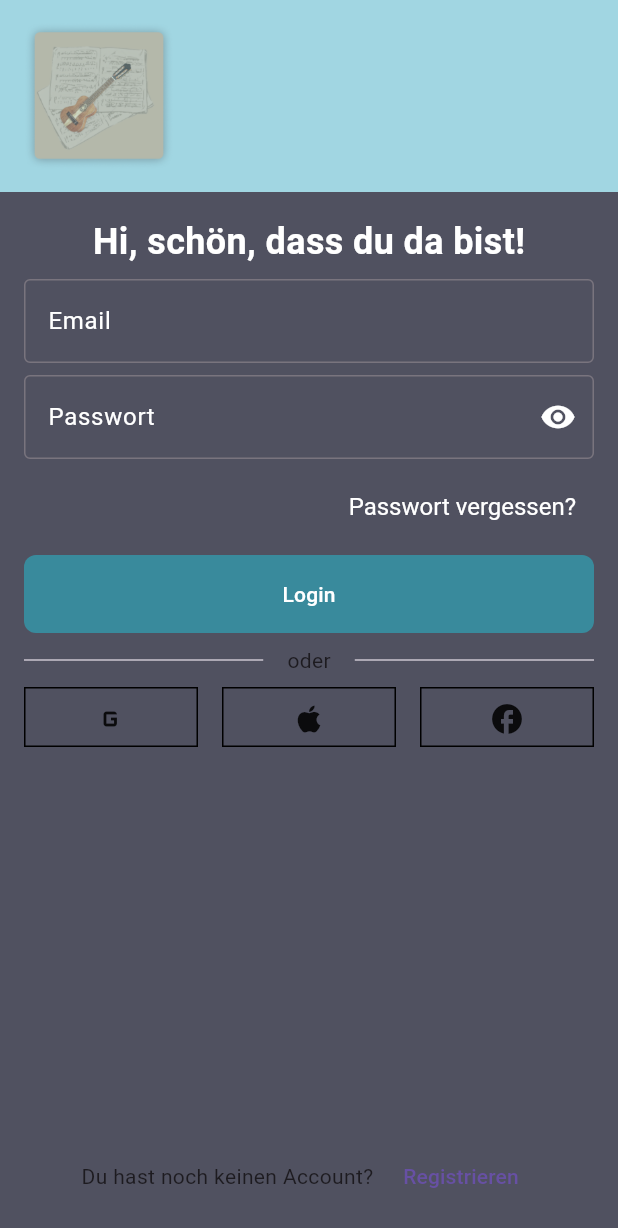
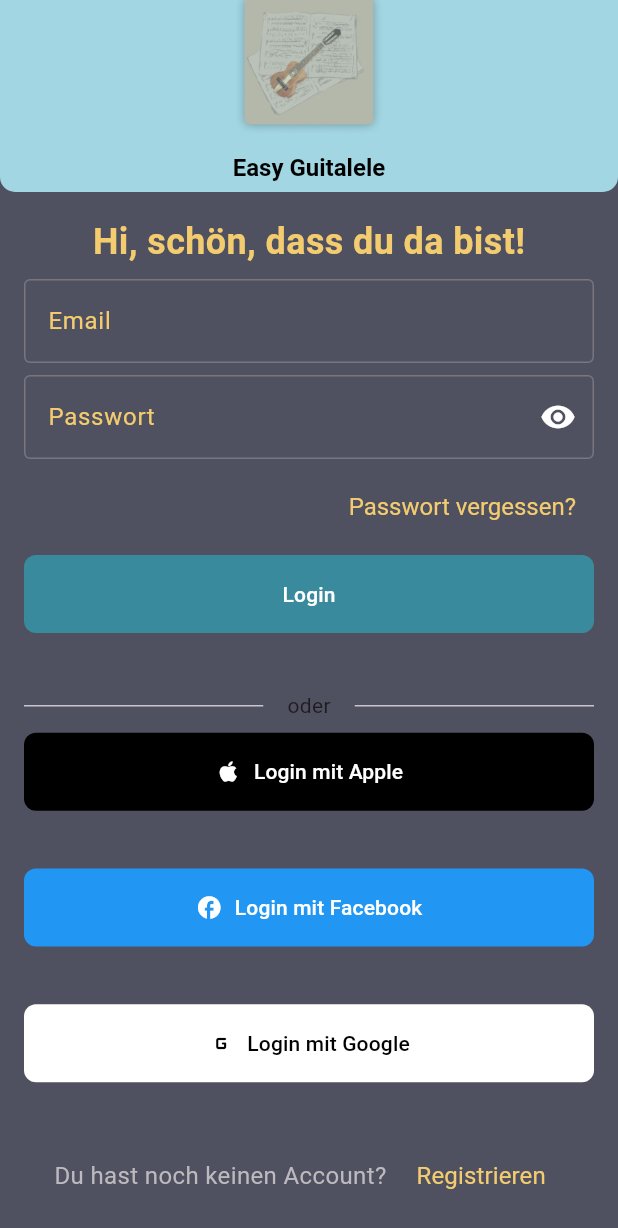
Before and after one commit to Miguele73/easy_guitalele_app, a Flutter app: the LogInScreen screen opened directly, on a phone screen of 412 x 824 dp. Shown: the top 1228 px of the screen. Run offline on Flutter 3.47's test engine with Material 3 defaults, Android fonts, the phone set to English and light mode, and no system bars.

Commit message:
Enhance LogInScreen UI with improved layout and color management; add social login buttons for Apple, Facebook, and Google

```diff
--- a/lib/log_in_screen.dart
+++ b/lib/log_in_screen.dart
@@ -18,9 +18,35 @@
     return Scaffold(
       backgroundColor: const Color(0xFF505160),
       appBar: AppBar(
+        shape: const RoundedRectangleBorder(
+          borderRadius: BorderRadius.only(
+            bottomLeft: Radius.circular(10),
+            bottomRight: Radius.circular(10),
+          ),
+        ),
+        centerTitle: true,
         toolbarHeight: 128,
         backgroundColor: AppColors.appBar,
-        title: Image.asset('assets/logo/logo.png', height: 100, width: 100),
+
+        title: Column(
+          mainAxisAlignment: MainAxisAlignment.center,
+          crossAxisAlignment: CrossAxisAlignment.center,
+          children: [
+            Image.asset('assets/logo/logo.png', height: 100, width: 100),
+            const SizedBox(height: 8),
+            Padding(
+              padding: const EdgeInsets.fromLTRB(4.0, 2, 4, 16),
+              child: Text(
+                "Easy Guitalele",
+                style: TextStyle(
+                  fontSize: 16,
+                  fontWeight: FontWeight.bold,
+                  color: Colors.black,
+                ),
+              ),
+            ),
+          ],
+        ),
       ),
       body: SafeArea(
         child: Padding(
@@ -33,7 +59,7 @@
                 style: TextStyle(
                   fontSize: 24,
                   fontWeight: FontWeight.bold,
-                  color: Colors.white,
+                  color: AppColors.text,
                 ),
               ),
               TextFormField(
@@ -44,7 +70,7 @@
                   labelStyle: TextStyle(
                     fontSize: 16,
                     fontWeight: FontWeight.normal,
-                    color: Colors.white,
+                    color: AppColors.text,
                   ),
                 ),
               ),
@@ -67,7 +93,7 @@
                   labelStyle: TextStyle(
                     fontSize: 16,
                     fontWeight: FontWeight.normal,
-                    color: Colors.white,
+                    color: AppColors.text,
                   ),
                 ),
                 obscureText: _isObscured,
@@ -77,7 +103,7 @@
                 child: TextButton(
                   onPressed: () {},
                   style: TextButton.styleFrom(
-                    foregroundColor: Colors.white,
+                    foregroundColor: AppColors.text,
                     textStyle: TextStyle(
                       fontSize: 16,
                       fontWeight: FontWeight.normal,
@@ -107,6 +133,7 @@
                   ),
                 ),
               ),
+              Spacer(),
               Row(
                 spacing: 16,
                 children: [
@@ -115,22 +142,133 @@
                   Expanded(child: Divider()),
                 ],
               ),
-              Row(
-                spacing: 16,
-                mainAxisAlignment: MainAxisAlignment.spaceAround,
-                children: [
-                  SocialLoginButton(icon: Icons.g_mobiledata),
-                  SocialLoginButton(icon: Icons.apple),
-                  SocialLoginButton(icon: Icons.facebook),
-                ],
+
+              SizedBox(
+                width: double.infinity,
+                child: FilledButton(
+                  style: FilledButton.styleFrom(
+                    backgroundColor: Colors.black,
+                    shape: RoundedRectangleBorder(
+                      borderRadius: BorderRadius.circular(8),
+                    ),
+                  ),
+                  onPressed: () {
+                    Navigator.push(
+                      context,
+                      MaterialPageRoute(builder: (context) => DesicionScreen()),
+                    );
+                  },
+                  child: Padding(
+                    padding: const EdgeInsets.all(16.0),
+                    child: Row(
+                      mainAxisAlignment: MainAxisAlignment.center,
+                      mainAxisSize: MainAxisSize.min,
+                      children: [
+                        const Icon(Icons.apple, color: Colors.white),
+                        const SizedBox(width: 8.0),
+                        const Text(
+                          "Login mit Apple",
+                          style: TextStyle(color: Colors.white),
+                        ),
+                      ],
+                    ),
+                  ),
+                ),
+              ),
+              Spacer(),
+              SizedBox(
+                width: double.infinity,
+                child: FilledButton(
+                  style: FilledButton.styleFrom(
+                    backgroundColor: Colors.blue,
+                    shape: RoundedRectangleBorder(
+                      borderRadius: BorderRadius.circular(8),
+                    ),
+                  ),
+                  onPressed: () {
+                    Navigator.push(
+                      context,
+                      MaterialPageRoute(builder: (context) => DesicionScreen()),
+                    );
+                  },
+                  child: Padding(
+                    padding: const EdgeInsets.all(16.0),
+                    child: Row(
+                      mainAxisAlignment: MainAxisAlignment.center,
+                      mainAxisSize: MainAxisSize.min,
+                      children: [
+                        const Icon(Icons.facebook, color: Colors.white),
+                        const SizedBox(width: 8.0),
+                        const Text(
+                          "Login mit Facebook",
+                          style: TextStyle(color: Colors.white),
+                        ),
+                      ],
+                    ),
+                  ),
+                ),
+              ),
+              Spacer(),
+              SizedBox(
+                width: double.infinity,
+                child: FilledButton(
+                  style: FilledButton.styleFrom(
+                    backgroundColor: Colors.white,
+                    shape: RoundedRectangleBorder(
+                      borderRadius: BorderRadius.circular(8),
+                    ),
+                  ),
+                  onPressed: () {
+                    Navigator.push(
+                      context,
+                      MaterialPageRoute(builder: (context) => DesicionScreen()),
+                    );
+                  },
+
+                  child: Padding(
+                    padding: const EdgeInsets.all(16.0),
+                    child: Row(
+                      mainAxisAlignment: MainAxisAlignment.center,
+                      mainAxisSize: MainAxisSize.min,
+                      children: [
+                        const Icon(
+                          Icons.g_mobiledata_rounded,
+                          color: Colors.black,
+                        ),
+                        const SizedBox(width: 8.0),
+                        const Text(
+                          "Login mit Google",
+                          style: TextStyle(color: Colors.black),
+                        ),
+                      ],
+                    ),
+                  ),
+                ),
               ),
               Spacer(),
               Row(
                 mainAxisAlignment: MainAxisAlignment.center,
                 spacing: 8,
                 children: [
-                  Text("Du hast noch keinen Account?"),
-                  TextButton(onPressed: () {}, child: Text("Registrieren")),
+                  Text(
+                    "Du hast noch keinen Account?",
+                    style: TextStyle(
+                      fontSize: 16,
+                      fontWeight: FontWeight.normal,
+                      color: AppColors.scales,
+                    ),
+                  ),
+                  TextButton(
+                    onPressed: () {},
+                    child: Text(
+                      "Registrieren",
+                      style: TextStyle(
+                        fontSize: 16,
+                        fontWeight: FontWeight.normal,
+                        color: AppColors.text,
+                      ),
+                    ),
+                  ),
                 ],
               ),
             ],
--- a/lib/src/theme/app_colors.dart
+++ b/lib/src/theme/app_colors.dart
@@ -8,4 +8,5 @@
   static final Color chordList = Color(0xFFBFDCCF);
   static final Color favorites = Color(0xFFE05858);
   static final Color appBar = Color(0xFFA1D6E2);
+  static final Color text = Color(0xFFF4CC70);
 }
```
